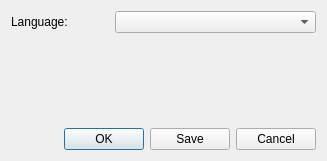
The window that src/dialogs/settings/appsettings.ui (WarmongeR1/QDict4BQ6) describes before a commit, drawn with Qt 5.
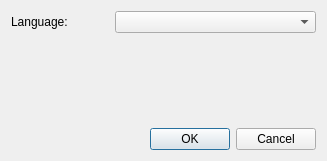
The same window after the commit.

Commit message: Delete Save button from settings dialogs

Diff of the .ui file:
```diff
--- a/src/dialogs/settings/appsettings.ui
+++ b/src/dialogs/settings/appsettings.ui
@@ -43,7 +43,7 @@
       <enum>Qt::Horizontal</enum>
      </property>
      <property name="standardButtons">
-      <set>QDialogButtonBox::Cancel|QDialogButtonBox::Ok|QDialogButtonBox::Save</set>
+      <set>QDialogButtonBox::Cancel|QDialogButtonBox::Ok</set>
      </property>
     </widget>
    </item>
```
The commit also changes 1 other file.
